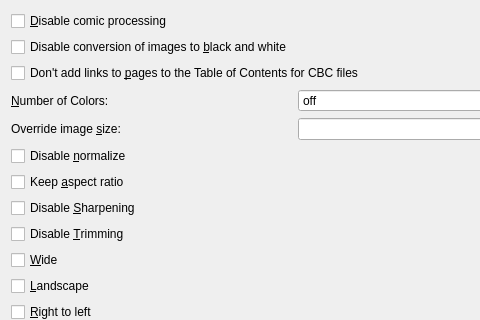
First picture: the form in src/calibre/gui2/convert/comic_input.ui, repository debian-calibre/calibre, before the edit; both pictures show x 0 to 480 and y 0 to 320 of the 599 by 415 pixel window.
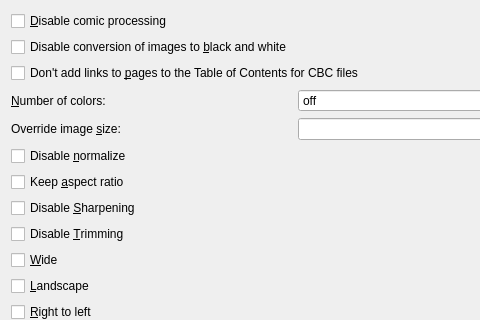
Second picture: the form after the edit.

```diff
--- a/src/calibre/gui2/convert/comic_input.ui
+++ b/src/calibre/gui2/convert/comic_input.ui
@@ -17,7 +17,7 @@
    <item row="3" column="0">
     <widget class="QLabel" name="label_3">
      <property name="text">
-      <string>&amp;Number of Colors:</string>
+      <string>&amp;Number of colors:</string>
      </property>
      <property name="buddy">
       <cstring>opt_colors</cstring>
```
